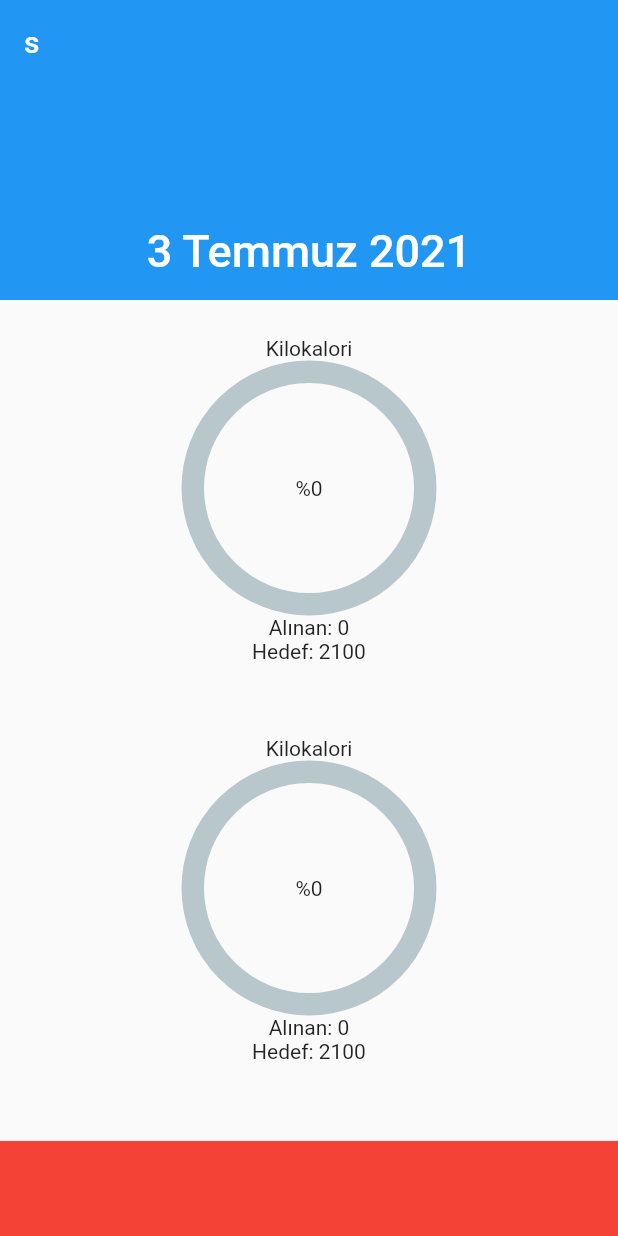
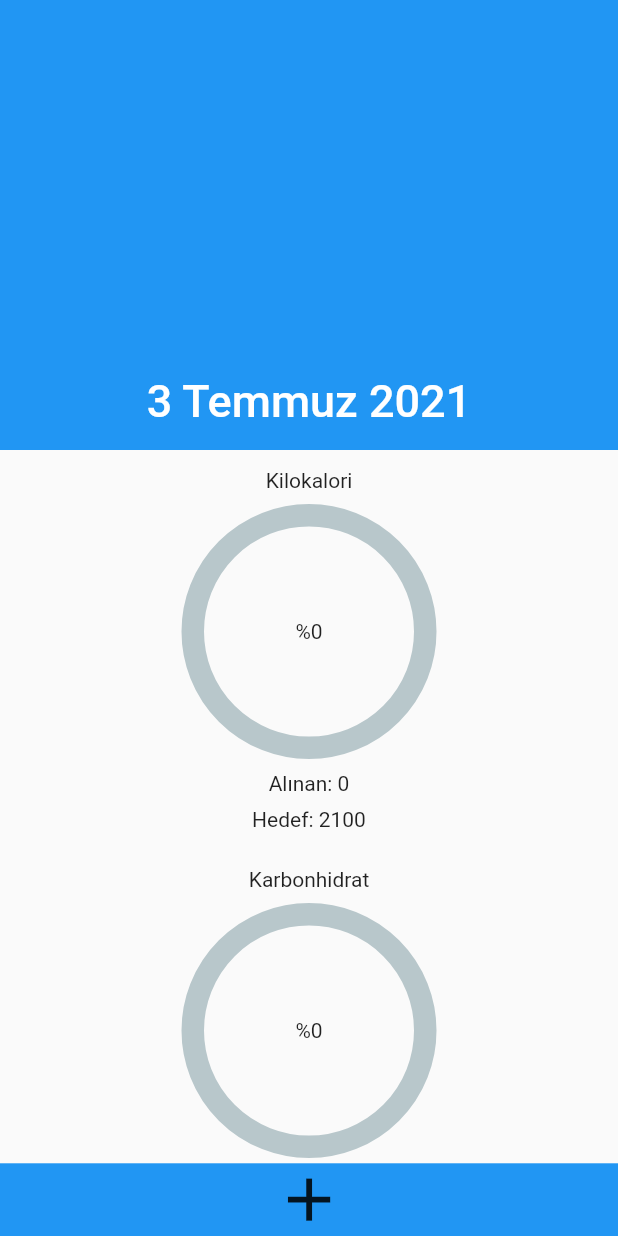
Before and after one commit to AlfaSquaD/Flutter-test, a Flutter app: the screen it shows after launch, on a phone screen of 412 x 824 dp. Run offline on Flutter 3.47's test engine with Material 2 defaults, Android fonts, the phone set to English and light mode, and no system bars; drawn by our look-alikes of percent_indicator; our stand-ins replace hive, shared_preferences; accounts and stored records are empty.

Commit message:
Completed init page / Search Page added / Foods added to db

```diff
--- a/lib/main.dart
+++ b/lib/main.dart
@@ -1,8 +1,8 @@
-import 'dart:ffi';
+import 'dart:convert';
 import 'dart:io';
-import 'dart:math';
 
 import 'package:flutter/material.dart';
+import 'package:flutter/services.dart';
 import 'package:hive/hive.dart';
 import 'package:intl/date_symbol_data_local.dart';
 import 'package:intl/intl.dart';
@@ -13,6 +13,7 @@ import 'package:practice/models/daily_data.dart';
 import 'package:practice/models/food.dart';
 import 'package:practice/widgets/customPercentIndicator.dart';
 import 'package:provider/provider.dart';
+import 'package:shared_preferences/shared_preferences.dart';
 
 void main() async {
   WidgetsFlutterBinding
@@ -25,6 +26,14 @@ void main() async {
       HiveDailyData(dailyBox: await Hive.openLazyBox("daily"));
   await HiveDailyData.instance?.setCurrentSummary();
   HiveFoods.instance = HiveFoods(foodBox: await Hive.openBox("foods"));
+  SharedPreferences sharedPreferences = await SharedPreferences.getInstance();
+  bool _firstInit = sharedPreferences.getBool("firstInit") ?? true;
+  if (_firstInit) {
+    var data = jsonDecode(await rootBundle.loadString("assets/data.json"));
+    data["data"].forEach((el) {
+      HiveFoods.instance!.foodBox.add(Food.fromJson(el));
+    });
+  }
   initializeDateFormatting("tr_TR", null).then((value) => runApp(MyApp()));
 }
 
@@ -52,23 +61,17 @@ class MyHomePage extends StatelessWidget {
           slivers: <Widget>[
             SliverAppBar(
               pinned: true,
-              expandedHeight: 200, // TODO: Static value!
-              title: Text("s"),
+              expandedHeight: 300, // TODO: Static value!
               flexibleSpace: FlexibleSpaceBar(
                 centerTitle: true,
                 title: Text(DateFormat.yMMMMd("tr_TR").format(DateTime.now())),
               ),
             ),
-            SliverPersistentHeader(
-              pinned: true,
-              delegate: _SliverAppBarDelegate(
-                  maxHeight: 800,
-                  minHeight: 300,
-                  child: Column(
-                    crossAxisAlignment: CrossAxisAlignment.center,
-                    mainAxisAlignment: MainAxisAlignment.spaceAround,
-                    children: [
-                      Consumer<DailyData?>(
+            SliverList(
+                delegate: SliverChildListDelegate([
+              Padding(
+                padding: const EdgeInsets.all(8.0),
+                child: Consumer<DailyData?>(
                   builder: (context, value, child) =>
                       CustomCircularPercentageIndicator(
                           targetName: "Kilokalori",
@@ -77,27 +80,44 @@ class MyHomePage extends StatelessWidget {
                           normalColor: Colors.green,
                           exceedColor: Colors.red),
                 ),
-                      Consumer<DailyData?>(
+              ),
+              Padding(
+                padding: const EdgeInsets.all(8.0),
+                child: Consumer<DailyData?>(
                   builder: (context, value, child) =>
                       CustomCircularPercentageIndicator(
-                                targetName: "Kilokalori",
-                                target: value!.targetKilocalories,
-                                current: value.totalKilocalories.toInt(),
+                          targetName: "Karbonhidrat",
+                          target: value!.targetCarbohydrate,
+                          current: value.totalCarbohydrate.toInt(),
                           normalColor: Colors.green,
                           exceedColor: Colors.red),
                 ),
-                      Consumer<DailyData?>(
+              ),
+              Padding(
+                padding: const EdgeInsets.all(8.0),
+                child: Consumer<DailyData?>(
                   builder: (context, value, child) =>
                       CustomCircularPercentageIndicator(
-                                targetName: "Kilokalori",
-                                target: value!.targetKilocalories,
-                                current: value.totalKilocalories.toInt(),
+                          targetName: "Protein",
+                          target: value!.targetProtein,
+                          current: value.totalProtein.toInt(),
                           normalColor: Colors.green,
                           exceedColor: Colors.red),
                 ),
-                    ],
-                  )),
               ),
+              Padding(
+                padding: const EdgeInsets.all(8.0),
+                child: Consumer<DailyData?>(
+                  builder: (context, value, child) =>
+                      CustomCircularPercentageIndicator(
+                          targetName: "Yağ",
+                          target: value!.targetFat,
+                          current: value.totalFat.toInt(),
+                          normalColor: Colors.green,
+                          exceedColor: Colors.red),
+                ),
+              )
+            ])),
             SliverFixedExtentList(
               itemExtent:
                   HiveDailyData.currentSummary?.eaten_food.length.toDouble() ??
@@ -116,42 +136,65 @@ class MyHomePage extends StatelessWidget {
         ),
       ),
       bottomNavigationBar: Container(
-        color: Colors.red,
-        height: MediaQuery.of(context).size.height / 13,
+        child: FittedBox(
+          child: Row(
+            children: [
+              InkWell(
+                child: Icon(Icons.add),
+                onTap: () => Navigator.of(context).push(
+                    MaterialPageRoute(builder: (context) => SearchPage())),
+              )
+            ],
+          ),
+        ),
+        color: Colors.blue,
+        height: MediaQuery.of(context).size.height / 17,
       ),
     );
   }
 }
 
-class _SliverAppBarDelegate extends SliverPersistentHeaderDelegate {
-  final double minHeight;
-  final double maxHeight;
-  final Widget child;
-
-  _SliverAppBarDelegate({
-    required this.minHeight,
-    required this.maxHeight,
-    required this.child,
-  });
-
+class SearchPage extends StatelessWidget {
+  SearchPage({Key? key}) : super(key: key);
+  final TextEditingController controller = TextEditingController();
+  ValueNotifier<List<Food>> foods =
+      ValueNotifier(HiveFoods.instance?.getFoods((el) => true) ?? []);
   @override
-  double get minExtent => minHeight;
-
-  @override
-  double get maxExtent => max(maxHeight, minHeight);
-
-  // 2
-  @override
-  Widget build(
-      BuildContext context, double shrinkOffset, bool overlapsContent) {
-    return SizedBox.expand(child: child);
+  Widget build(BuildContext context) {
+    return Scaffold(
+        appBar: AppBar(
+            title: TextField(
+                controller: controller,
+                cursorColor: Colors.blueGrey,
+                decoration: const InputDecoration(
+                  labelText: "Ara",
+                ),
+                onChanged: (e) => _onTextChanged()),
+            centerTitle: true),
+        body: ValueListenableBuilder(
+          valueListenable: foods,
+          builder: (context, value, child) => foods.value.length != 0
+              ? ListView.builder(
+                  itemBuilder: (context, index) => _builderFunc(context, index),
+                  itemCount: foods.value.length,
+                )
+              : Container(
+                  alignment: Alignment.center,
+                  child: Text("Nothing Found in database"),
+                ),
+        ));
   }
 
-  // 3
-  @override
-  bool shouldRebuild(_SliverAppBarDelegate oldDelegate) {
-    return maxHeight != oldDelegate.maxHeight ||
-        minHeight != oldDelegate.minHeight ||
-        child != oldDelegate.child;
+  ListTile _builderFunc(BuildContext context, int index) {
+    return ListTile(
+      title: Text(foods.value[index].name),
+      subtitle: Text("${foods.value[index].kilocalories} KCal"),
+    );
+  }
+
+  void _onTextChanged() {
+    foods.value = HiveFoods.instance?.getFoods((el) =>
+            el.name.toLowerCase().contains(controller.text.toLowerCase())) ??
+        [];
   }
 }
--- a/lib/models/food.dart
+++ b/lib/models/food.dart
@@ -27,4 +27,15 @@ class Food extends HiveObject {
       required this.fat,
       required this.protein,
       required this.grams});
+
+  factory Food.fromJson(Map<dynamic, dynamic> json) {
+    return Food(
+        id: json["index"].toString(),
+        name: json["Product_description"],
+        kilocalories: json["ENERCC_kcal"]?.toDouble() ?? 0,
+        carbohydrate: json["SUGAR_g"]?.toDouble() ?? 0,
+        fat: json["FAT_g"]?.toDouble() ?? 0.0,
+        protein: json["PROT_g"]?.toDouble() ?? 0.0,
+        grams: 100);
+  }
 }
--- a/lib/widgets/customPercentIndicator.dart
+++ b/lib/widgets/customPercentIndicator.dart
@@ -29,11 +29,20 @@ class CustomCircularPercentageIndicator extends StatelessWidget {
           animation: true,
           percent: percent > 1 ? 1 : percent,
           // TODO: Add global style provider
-          header: Text(targetName, style: null),
+          header: Padding(
+            padding: const EdgeInsets.fromLTRB(8, 4, 8, 8),
+            child: Text(targetName, style: null),
+          ),
           center: Text("%${(percent * 100).toInt()}"),
         ),
-        Text("Alınan: ${current}"),
-        Text("Hedef: ${target}"),
+        Padding(
+          padding: const EdgeInsets.fromLTRB(8, 8, 8, 4),
+          child: Text("Alınan: ${current}"),
+        ),
+        Padding(
+          padding: const EdgeInsets.all(4.0),
+          child: Text("Hedef: ${target}"),
+        ),
       ],
     );
   }
--- a/pubspec.yaml
+++ b/pubspec.yaml
@@ -28,6 +28,7 @@ dependencies:
   path_provider: ^2.0.1
   intl:
   percent_indicator: ^3.0.1
+  shared_preferences: ^2.0.5
 
 
   # The following adds the Cupertino Icons font to your application.
```
Also changed, not shown: pubspec.lock. Lines whose indentation alone changed are shown as unchanged.
